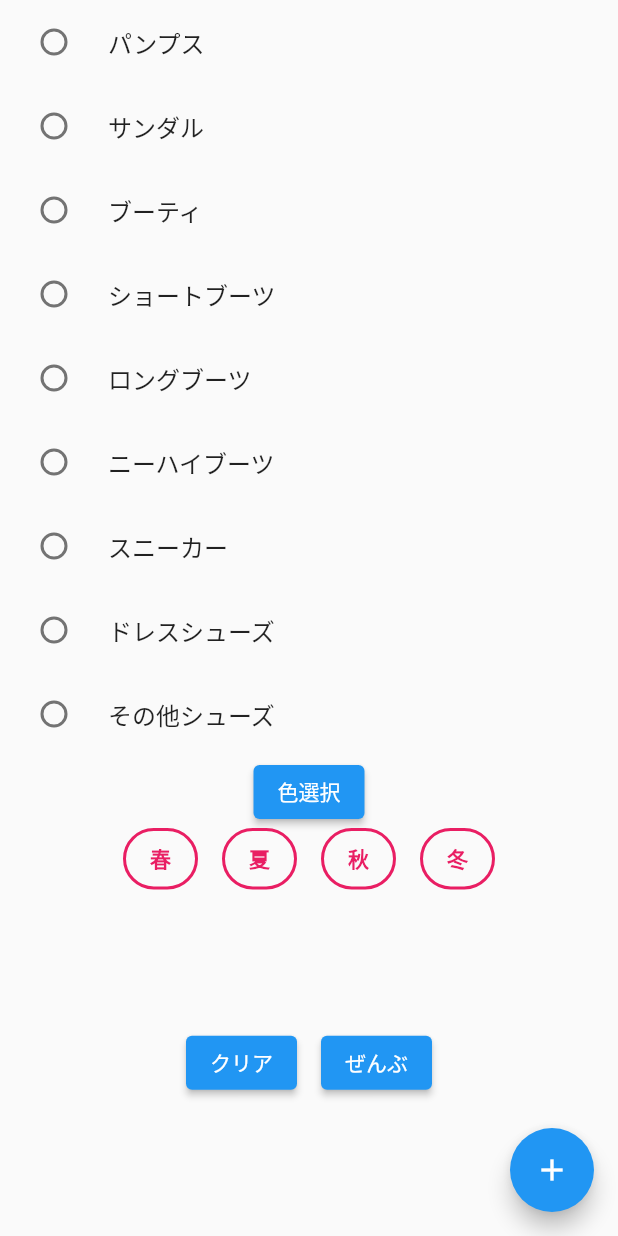
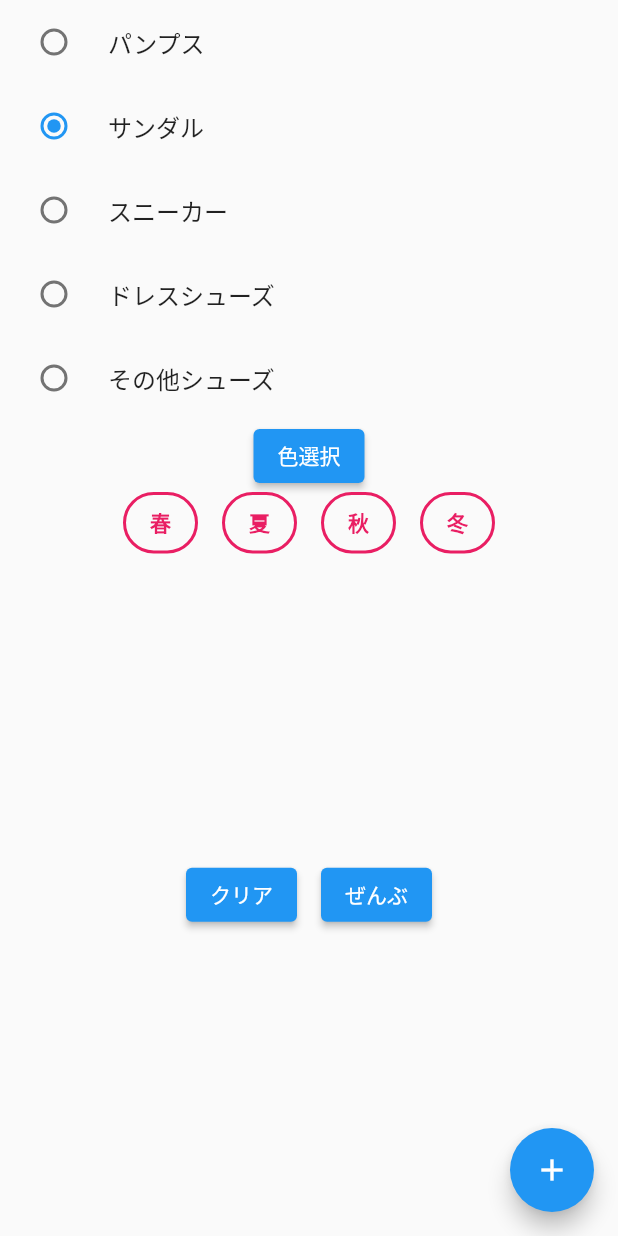
Before and after one commit to enpitut2022/nanikiru, a Flutter app: the FlutterDemo_shoose screen opened directly with empty values, after a tap on the "add" icon, on a phone screen of 412 x 824 dp. Run offline on Flutter 3.47's test engine with Material 2 defaults, Android fonts, the phone set to English and light mode, and no system bars; our stand-ins replace flutter_colorpicker; missing offline and left inert: dart:ffi.

```diff
--- a/lib/shoose.dart
+++ b/lib/shoose.dart
@@ -2,8 +2,10 @@ import 'dart:async';
 import 'dart:io';
 
 import 'package:flutter/material.dart';
+import 'package:nanikiru/utils/constants.dart';
 import 'package:path_provider/path_provider.dart';
 import 'package:flutter_colorpicker/flutter_colorpicker.dart';
+import 'utils/constants.dart';
 
 import 'main.dart';
 
@@ -12,10 +14,8 @@ class CounterStorageshoose {
   CounterStorageshoose(this.men);
   bool men;
 
-
   Future<String> get _localPath async {
     final directory = await getApplicationDocumentsDirectory();
-
 
     return directory.path;
   }
@@ -39,11 +39,11 @@ class CounterStorageshoose {
     }
   }
 
-  Future<File> writeCounter(String counter, String color, List<String> selectedTags) async {
+  Future<File> writeCounter(String counter, String color) async {
     final file = await _localFile;
 
     // Write the file
-    return file.writeAsString("shoose" + ',' + counter + ',' + color + ','+selectedTags.toString()+'\n' ,mode:FileMode.append);
+    return file.writeAsString("shoes" + ',' + counter + ',' + color + '\n' ,mode:FileMode.append);
   }
 }
 
@@ -58,6 +58,8 @@ class FlutterDemo_shoose extends StatefulWidget {
 
 class _FlutterDemoState extends State<FlutterDemo_shoose> {
   String _counter = "";
+  Map men_category = Constants().men_category;
+  Map women_category = Constants().women_category;
   List<String> tops = [
   "サンダル",
   "スニーカー",
@@ -81,7 +83,7 @@ class _FlutterDemoState extends State<FlutterDemo_shoose> {
     "冬"
   ];
   var selectedTags = <String>[];
-  int tops_sentaku = 0;
+  String tops_sentaku = "サンダル";
   Color selectedColor = Colors.blue;
   Color pickerColor = Colors.blue;
   bool gender = false;
@@ -124,7 +126,6 @@ class _FlutterDemoState extends State<FlutterDemo_shoose> {
     widget.storage.readCounter().then((value) {
       setState(() {
         _counter = value;
-
       });
     });
     gender = widget.storage.men;
@@ -133,7 +134,7 @@ class _FlutterDemoState extends State<FlutterDemo_shoose> {
   Future<File> _incrementCounter() {
 
     // Write the variable as a string to the file.
-    return widget.storage.writeCounter(tops[tops_sentaku],selectedColor.value.toRadixString(16),selectedTags.toList());
+    return widget.storage.writeCounter(tops_sentaku, selectedColor.value.toRadixString(16));
   }
 
   List<Widget> _buildBody() {
@@ -143,26 +144,26 @@ class _FlutterDemoState extends State<FlutterDemo_shoose> {
     if (gender) {
       children = <Widget>[
         RadioListTile(
-            title: Text(tops[0]),
-            value: 0,
+            title: Text(men_category['shoes'][0]),
+            value: men_category['shoes'][0],
             groupValue: tops_sentaku,
             onChanged: _onRadioSelected
         ),
         RadioListTile(
-            title: Text(tops[1]),
-            value: 1,
+            title: Text(men_category['shoes'][1]),
+            value: men_category['shoes'][1],
             groupValue: tops_sentaku,
             onChanged: _onRadioSelected
         ),
         RadioListTile(
-            title: Text(tops[2]),
-            value: 2,
+            title: Text(men_category['shoes'][2]),
+            value: men_category['shoes'][2],
             groupValue: tops_sentaku,
             onChanged: _onRadioSelected
         ),
         RadioListTile(
-            title: Text(tops[3]),
-            value: 3,
+            title: Text(men_category['shoes'][3]),
+            value: men_category['shoes'][3],
             groupValue: tops_sentaku,
             onChanged: _onRadioSelected
         ),
@@ -242,63 +243,38 @@ class _FlutterDemoState extends State<FlutterDemo_shoose> {
     } else {
       children = <Widget>[
         RadioListTile(
-            title: Text(tops[4]),
-            value: 4,
+            title: Text(women_category['shoes'][0]),
+            value: women_category['shoes'][0],
             groupValue: tops_sentaku,
             onChanged: _onRadioSelected
         ),
         RadioListTile(
-            title: Text(tops[5]),
-            value: 5,
+            title: Text(women_category['shoes'][1]),
+            value: women_category['shoes'][1],
             groupValue: tops_sentaku,
             onChanged: _onRadioSelected
         ),
         RadioListTile(
-            title: Text(tops[6]),
-            value: 6,
+            title: Text(women_category['shoes'][2]),
+            value: women_category['shoes'][2],
             groupValue: tops_sentaku,
             onChanged: _onRadioSelected
         ),
         RadioListTile(
-            title: Text(tops[7]),
-            value: 7,
+            title: Text(women_category['shoes'][3]),
+            value: women_category['shoes'][3],
             groupValue: tops_sentaku,
             onChanged: _onRadioSelected
         ),
         RadioListTile(
-            title: Text(tops[8]),
-            value: 8,
-            groupValue: tops_sentaku,
-            onChanged: _onRadioSelected
-        ),
-        RadioListTile(
-            title: Text(tops[9]),
-            value: 9,
-            groupValue: tops_sentaku,
-            onChanged: _onRadioSelected
-        ),
-        RadioListTile(
-            title: Text(tops[10]),
-            value: 10,
-            groupValue: tops_sentaku,
-            onChanged: _onRadioSelected
-        ),
-        RadioListTile(
-            title: Text(tops[11]),
-            value: 11,
-            groupValue: tops_sentaku,
-            onChanged: _onRadioSelected
-        ),
-        RadioListTile(
-            title: Text(tops[12]),
-            value: 12,
+            title: Text(women_category['shoes'][4]),
+            value: women_category['shoes'][4],
             groupValue: tops_sentaku,
             onChanged: _onRadioSelected
         ),
         ElevatedButton(
           onPressed: (){
             _showPicker(context);
-
           },
           child: const Text('色選択'),
 
@@ -393,6 +369,5 @@ class _FlutterDemoState extends State<FlutterDemo_shoose> {
   _onRadioSelected(value) =>
       setState(() {
         tops_sentaku = value;
-
       });
 }
--- a/lib/tops.dart
+++ b/lib/tops.dart
@@ -267,8 +267,9 @@ class _FlutterDemoState extends State<FlutterDemo> {
     return Scaffold(
       body: Column(
         mainAxisAlignment: MainAxisAlignment.center,
-        children: _buildBody()
+        children: _buildBody(),
       ),
+
       floatingActionButton: FloatingActionButton(
         onPressed: _incrementCounter,
         tooltip: 'Increment',
```
